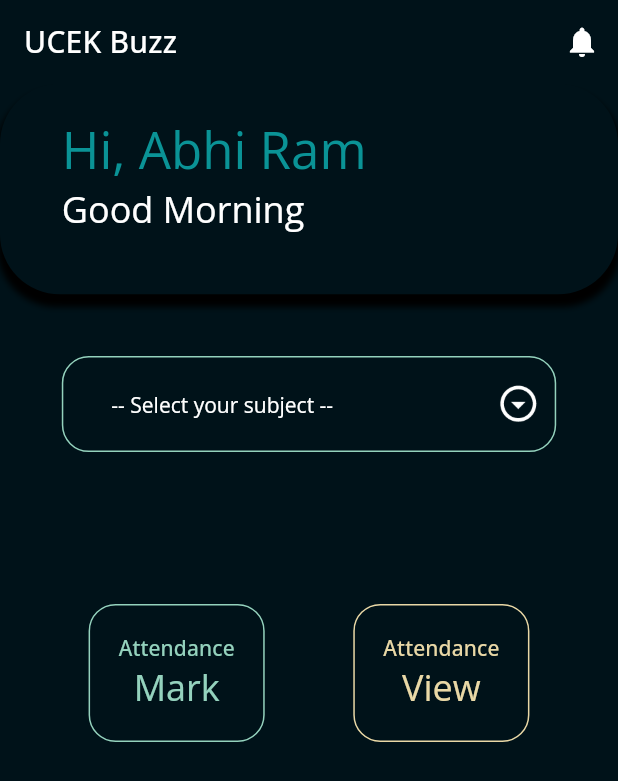
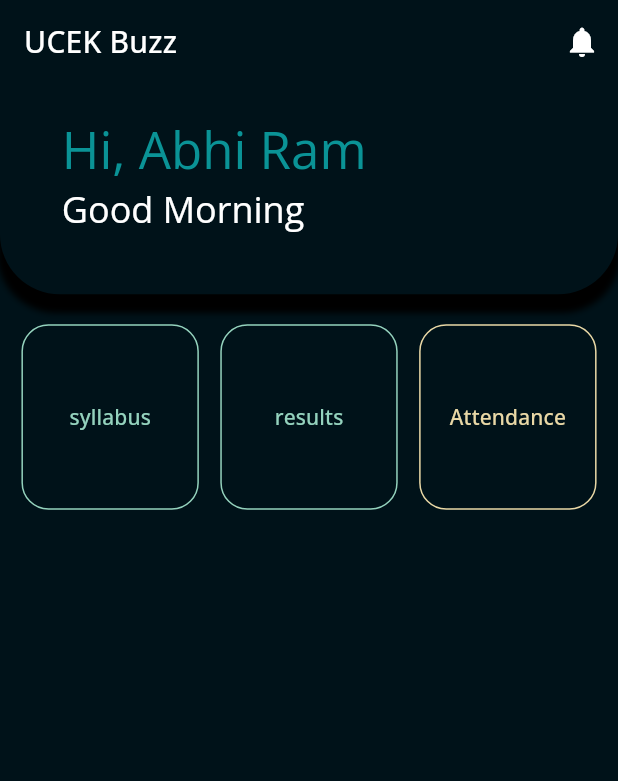
Before and after one commit to abhi123vj/Attendance-Monitor, a Flutter app: the screen it shows after launch, on a phone screen of 412 x 824 dp. Shown: the top 781 px of the screen. Run offline on Flutter 3.47's test engine with Material 2 defaults, Android fonts, the light colour scheme and no system bars; our stand-ins replace cloud_firestore, dio, firebase_core, get, google_fonts, sizer; accounts and stored records are empty.

Commit message:
syllabus gm fixed

```diff
--- /dev/null
+++ b/database.rules.json
@@ -0,0 +1,6 @@
+{
+  "rules": {
+    ".read": true,
+    ".write": true
+  }
+}
--- a/lib/controllers/home_controller.dart
+++ b/lib/controllers/home_controller.dart
@@ -1,9 +1,30 @@
-import 'package:attendance_montior/network/repo/app_auth.dart';
+import 'dart:developer';
+
+import 'package:attendance_montior/models/subject.dart';
+import 'package:cloud_firestore/cloud_firestore.dart';
+import 'package:firebase_core/firebase_core.dart';
 import 'package:get/get.dart';
 
-class HomeController extends GetxController{
-  var count = 0.obs;
-  increment() => count++;
+class HomeController extends GetxController {
+  final FirebaseFirestore db = FirebaseFirestore.instance;
+  RxString greetingMes = "".obs;
+  @override
+  void onInit() {
+    greetingMes.value = greetingMessage();
+    super.onInit();
+  }
 
+  String greetingMessage() {
+    var timeNow = DateTime.now().hour;
 
+    if (timeNow <= 12) {
+      return 'Good Morning';
+    } else if ((timeNow > 12) && (timeNow <= 16)) {
+      return 'Good Afternoon';
+    } else if ((timeNow > 16) && (timeNow < 20)) {
+      return 'Good Evening';
+    } else {
+      return 'Good Night';
+    }
+  }
 }
--- a/lib/main.dart
+++ b/lib/main.dart
@@ -1,12 +1,16 @@
 import 'package:attendance_montior/routes/app_routes.dart';
+import 'package:firebase_core/firebase_core.dart';
 import 'package:flutter/material.dart';
 import 'package:get/get_navigation/src/root/get_material_app.dart';
 import 'package:sizer/sizer.dart';
 import 'theme/app_theme.dart';
 
-void main() {
+Future<void> main() async {
+   WidgetsFlutterBinding.ensureInitialized();
+  await Firebase.initializeApp();
   runApp( Sizer(
     builder: (context, orientation, deviceType) {
+
       return GetMaterialApp(
         initialRoute: '/',
         getPages: AppRoutes.pages,
--- a/lib/routes/app_routes.dart
+++ b/lib/routes/app_routes.dart
@@ -1,6 +1,7 @@
 import 'package:attendance_montior/screens/home_screen.dart';
 import 'package:attendance_montior/screens/login.dart';
 import 'package:attendance_montior/screens/mark_attendance_screen.dart';
+import 'package:attendance_montior/screens/syllabus_screen.dart';
 import 'package:get/get.dart';
 
  class AppRoutes {
@@ -17,6 +18,10 @@ import 'package:get/get.dart';
       name: '/login',
       page: () => LoginScreen(),
     ),
+      GetPage(
+      name: '/syllabus',
+      page: () => SyllabusScreen(),
+    ),
   ];
 
 }
--- a/lib/screens/home_screen.dart
+++ b/lib/screens/home_screen.dart
@@ -5,7 +5,6 @@ import 'package:attendance_montior/screens/widgets/app_field.dart';
 import 'package:flutter/material.dart';
 import 'package:get/get.dart';
 import 'package:sizer/sizer.dart';
-
 import '../controllers/home_controller.dart';
 
 class HomeScreen extends StatefulWidget {
@@ -17,7 +16,7 @@ class HomeScreen extends StatefulWidget {
 
 class _HomeScreenState extends State<HomeScreen> {
   final TextEditingController tmp = TextEditingController();
-  HomeController controller = Get.put(HomeController());
+  HomeController homeC = Get.put(HomeController());
   @override
   Widget build(BuildContext context) {
     return Scaffold(
@@ -30,7 +29,6 @@ class _HomeScreenState extends State<HomeScreen> {
         actions: [
           IconButton(
               onPressed: () {
-                controller.count.value++;
                 log("Profile icon Tapped");
               },
               icon: Icon(Icons.notifications))
@@ -46,14 +44,14 @@ class _HomeScreenState extends State<HomeScreen> {
               mainAxisSize: MainAxisSize.min,
               crossAxisAlignment: CrossAxisAlignment.start,
               children: [
-               Text(
+                Text(
                   "Hi, Abhi Ram",
                   style: TextStyle(
                       color: AppColors.cyanNormal,
                       fontSize: 34,
                       fontWeight: FontWeight.w400),
                 ),
-                Text("Good Morning",
+                Text(homeC.greetingMes.value,
                     style: TextStyle(
                         fontSize: 24,
                         letterSpacing: 0.00,
@@ -64,40 +62,26 @@ class _HomeScreenState extends State<HomeScreen> {
               ],
             ),
             decoration: BoxDecoration(
-                borderRadius: BorderRadius.circular(40.0),
+                borderRadius: BorderRadius.only(
+                    bottomLeft: Radius.circular(40.0),
+                    bottomRight: Radius.circular(40.0)),
                 color: AppColors.blackGlaze,
                 boxShadow: [
                   BoxShadow(
                       spreadRadius: 2,
                       blurRadius: 3,
-                      offset: Offset(0, 6),
+                      offset: Offset(0, 10),
                       color: AppColors.black)
                 ]),
           ),
-          Container(
-            margin: EdgeInsets.all(10.w),
-            child: AppFormField(
-                hintText: "your subject",
-                type: 'DropDown',
-                controller: tmp,
-                list: [
-                  "Engineering Mathematics IV (Complex Analysis & Linear Algebra) (TRF) ",
-                  "Engineering Management for Electronics Engineers (T)",
-                  "Engineering Mathematics IV (Complex Analysis & Linear Algebra) (TRF) ",
-                  "Engineering Mathematics IV (Complex Analysis & Linear Algebra) (TRF) ",
-                  "Engineering Management for Electronics Engineers (T)",
-                  "Engineering Mathematics IV (Complex Analysis & Linear Algebra) (TRF) ",
-                ]),
-          ),
-          //Todo List view with details
-
           SizedBox(
             height: 20,
           ),
           Row(
             mainAxisAlignment: MainAxisAlignment.spaceEvenly,
             children: [
-              classDetails("Attendance", "Mark"),
+              classDetails("syllabus", "syllabus"),
+              classDetails("results", "Results"),
               classDetails("Attendance", "View"),
             ],
           ),
@@ -109,13 +93,16 @@ class _HomeScreenState extends State<HomeScreen> {
   TextButton classDetails(String key, String value) {
     return TextButton(
         onPressed: () {
-          if (value == "Mark") {
-            Get.toNamed("/mark");
+          if (value == "syllabus") {
+            Get.toNamed("/syllabus");
           }
         },
         child: Container(
+            height: 30.w,
+            width: 19.w,
             padding: EdgeInsets.symmetric(vertical: 20),
             child: Column(
+              mainAxisAlignment: MainAxisAlignment.center,
               children: [
                 Text(
                   key,
@@ -126,16 +113,6 @@ class _HomeScreenState extends State<HomeScreen> {
                       fontSize: 14,
                       letterSpacing: 0.10,
                       fontWeight: FontWeight.w500),
-                ),
-                Text(
-                  value,
-                  style: TextStyle(
-                      color: value == "View"
-                          ? AppColors.yellowPale
-                          : AppColors.cyanLight,
-                      fontSize: 24,
-                      letterSpacing: 0.0,
-                      fontWeight: FontWeight.w400),
                 ),
               ],
             )),
--- a/lib/screens/mark_attendance_screen.dart
+++ b/lib/screens/mark_attendance_screen.dart
@@ -1,7 +1,6 @@
 import 'package:attendance_montior/constants/app_colors.dart';
 import 'package:attendance_montior/screens/widgets/app_field.dart';
 import 'package:flutter/material.dart';
-import 'package:flutter_slidable/flutter_slidable.dart';
 import 'package:sizer/sizer.dart';
 
 class MarkAttendanceScreen extends StatelessWidget {
--- a/lib/screens/widgets/app_field.dart
+++ b/lib/screens/widgets/app_field.dart
@@ -10,7 +10,7 @@ import '../../constants/app_image_strings.dart';
 
 class AppFormField extends StatefulWidget {
   final String? hintText;
-  final List<String>? list;
+  final List? list;
   final String type;
   final TextEditingController controller;
   final bool isReadOnly;
@@ -99,7 +99,7 @@ class _AppFormFieldState extends State<AppFormField> {
       isphone = false,
       isNumbers = false}) {
     return Container(
-      margin:  EdgeInsets.only(bottom: 10,left: 10.w,right: 10.w),
+      margin: EdgeInsets.only(bottom: 10, left: 10.w, right: 10.w),
       width: 100.w,
       decoration: BoxDecoration(
         borderRadius: const BorderRadius.all(Radius.circular(18)),
@@ -114,21 +114,17 @@ class _AppFormFieldState extends State<AppFormField> {
           Expanded(
             child: Row(
               children: [
-                 Text(
-                 "36. ",
+                Text("36. ",
                     style: TextStyle(
                         fontSize: 20,
                         letterSpacing: 0.15,
-                            fontWeight: FontWeight.w500)
-                ),
+                        fontWeight: FontWeight.w500)),
                 Expanded(
-                  child: Text(
-                   "Abhiram S",
+                  child: Text("Abhiram S",
                       style: TextStyle(
                           fontSize: 20,
                           letterSpacing: 0.15,
-                              fontWeight: FontWeight.w500)
-                  ),
+                          fontWeight: FontWeight.w500)),
                 ),
               ],
             ),
@@ -261,7 +257,7 @@ class _AppFormFieldState extends State<AppFormField> {
               ),
             ),
             isExpanded: true,
-            items: widget.list?.map((value) {
+            items: widget.list?.cast<String>().map((value) {
               i++;
               return DropdownMenuItem(
                 value: value,
--- a/pubspec.yaml
+++ b/pubspec.yaml
@@ -39,6 +39,8 @@ dependencies:
   sizer: ^2.0.15
   flutter_slidable: ^1.3.0
   dio: ^4.0.6
+  cloud_firestore: ^3.1.17
+  firebase_core: ^1.17.1
 dev_dependencies:
   flutter_test:
     sdk: flutter
```
Also changed, not shown: lib/controllers/suject_controller.dart (added, +100 -0 lines), lib/models/subject.dart (added, +29 -0 lines), lib/models/syllabus.dart (added, +27 -0 lines), lib/screens/syllabus_screen.dart (added, +145 -0 lines), lib/firebase_options.dart (added), package-lock.json (added), pubspec.lock, 4 other files. Lines whose indentation alone changed are shown as unchanged.
